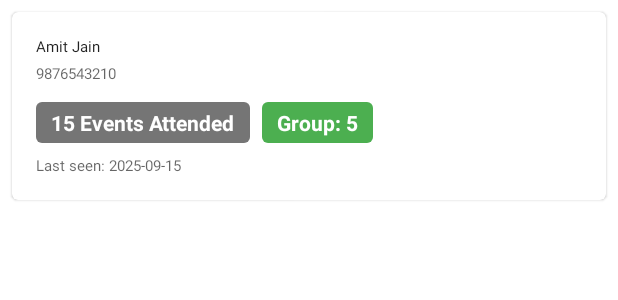
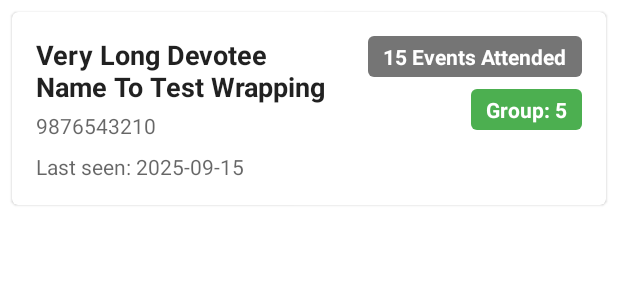
Before and after one commit to amjaingzb/rkmAttendanceAndroidApp, an Android app: the layout list_item_report_devotee.xml on its own in the app's theme, with its tools: preview values and no code run, on a phone screen of 412 x 824 dp. Shown: the top 300 px of the screen. Run offline under Robolectric (Android 15) with nearby library versions, the phone set to English and light mode, and no system bars.

Commit message:
reports feature - 3rd report - 1

```diff
--- a/app/src/main/java/com/rkm/rkmattendanceapp/ui/reports/ReportDevoteeAdapter.java
+++ b/app/src/main/java/com/rkm/rkmattendanceapp/ui/reports/ReportDevoteeAdapter.java
@@ -1,11 +1,13 @@
 // In: app/src/main/java/com/rkm/rkmattendanceapp/ui/reports/ReportDevoteeAdapter.java
 package com.rkm.rkmattendanceapp.ui.reports;
 
+import android.graphics.drawable.Drawable;
 import android.view.LayoutInflater;
 import android.view.View;
 import android.view.ViewGroup;
 import android.widget.TextView;
 import androidx.annotation.NonNull;
+import androidx.core.content.ContextCompat;
 import androidx.recyclerview.widget.RecyclerView;
 import com.rkm.attendance.db.DevoteeDao;
 import com.rkm.rkmattendanceapp.R;
@@ -54,6 +56,7 @@ public class ReportDevoteeAdapter extends RecyclerView.Adapter<ReportDevoteeAdap
             nameText.setText(enriched.devotee().getFullName());
             mobileText.setText(enriched.devotee().getMobileE164());
 
+            // Handle attendance badge visibility
             if (enriched.cumulativeAttendance() > 0) {
                 attendanceText.setText(itemView.getContext().getString(R.string.total_attendance_format, enriched.cumulativeAttendance()));
                 attendanceText.setVisibility(View.VISIBLE);
@@ -61,14 +64,20 @@ public class ReportDevoteeAdapter extends RecyclerView.Adapter<ReportDevoteeAdap
                 attendanceText.setVisibility(View.GONE);
             }
 
+            // Handle WhatsApp group badge text and color
             if (enriched.whatsAppGroup() != null && enriched.whatsAppGroup() > 0) {
                 groupText.setText(itemView.getContext().getString(R.string.whatsapp_group_format, enriched.whatsAppGroup()));
+                Drawable greenBg = ContextCompat.getDrawable(itemView.getContext(), R.drawable.bg_status_prereg);
+                groupText.setBackground(greenBg); // Green for "In Group"
                 groupText.setVisibility(View.VISIBLE);
             } else {
                 groupText.setText(R.string.not_in_group);
+                Drawable grayBg = ContextCompat.getDrawable(itemView.getContext(), R.drawable.bg_status_present);
+                groupText.setBackground(grayBg); // Gray for "Not in Group"
                 groupText.setVisibility(View.VISIBLE);
             }
 
+            // Handle last seen text visibility
             if (enriched.lastAttendanceDate() != null && !enriched.lastAttendanceDate().isEmpty()) {
                 lastSeenText.setText(itemView.getContext().getString(R.string.last_seen_format, enriched.lastAttendanceDate()));
                 lastSeenText.setVisibility(View.VISIBLE);
--- a/app/src/main/res/layout/list_item_report_devotee.xml
+++ b/app/src/main/res/layout/list_item_report_devotee.xml
@@ -9,34 +9,50 @@
     android:layout_marginEnd="8dp"
     android:layout_marginTop="8dp">
 
-    <LinearLayout
+    <androidx.constraintlayout.widget.ConstraintLayout
         android:layout_width="match_parent"
         android:layout_height="wrap_content"
-        android:orientation="vertical"
         android:padding="16dp">
+
+        <!-- LEFT COLUMN: Devotee Info -->
 
         <TextView
             android:id="@+id/text_devotee_name"
-            android:layout_width="wrap_content"
+            android:layout_width="0dp"
             android:layout_height="wrap_content"
-            android:textAppearance="?attr/textAppearanceTitleMedium"
+            android:layout_marginEnd="16dp"
+            android:textSize="18sp"
+            android:textStyle="bold"
             android:textColor="?android:attr/textColorPrimary"
-            tools:text="Amit Jain" />
+            app:layout_constraintStart_toStartOf="parent"
+            app:layout_constraintTop_toTopOf="parent"
+            app:layout_constraintEnd_toStartOf="@id/text_total_attendance"
+            tools:text="Very Long Devotee Name To Test Wrapping" />
 
         <TextView
             android:id="@+id/text_devotee_mobile"
             android:layout_width="wrap_content"
             android:layout_height="wrap_content"
             android:layout_marginTop="4dp"
-            android:textAppearance="?attr/textAppearanceBodyMedium"
+            android:textSize="14sp"
             android:textColor="?android:attr/textColorSecondary"
+            app:layout_constraintStart_toStartOf="parent"
+            app:layout_constraintTop_toBottomOf="@id/text_devotee_name"
             tools:text="9876543210" />
 
-        <LinearLayout
-            android:layout_width="match_parent"
+        <TextView
+            android:id="@+id/text_last_seen"
+            android:layout_width="wrap_content"
             android:layout_height="wrap_content"
-            android:layout_marginTop="12dp"
-            android:orientation="horizontal">
+            android:layout_marginTop="8dp"
+            android:textSize="14sp"
+            android:textColor="?android:attr/textColorSecondary"
+            app:layout_constraintStart_toStartOf="parent"
+            app:layout_constraintTop_toBottomOf="@id/text_devotee_mobile"
+            tools:text="Last seen: 2025-09-15"/>
+
+
+        <!-- RIGHT COLUMN: Status Badges -->
 
         <TextView
             android:id="@+id/text_total_attendance"
@@ -49,13 +65,16 @@
             android:background="@drawable/bg_status_present"
             android:textColor="@android:color/white"
             android:textStyle="bold"
+            android:textSize="14sp"
+            app:layout_constraintEnd_toEndOf="parent"
+            app:layout_constraintTop_toTopOf="parent"
             tools:text="15 Events Attended"/>
 
         <TextView
             android:id="@+id/text_whatsapp_group"
             android:layout_width="wrap_content"
             android:layout_height="wrap_content"
-                android:layout_marginStart="8dp"
+            android:layout_marginTop="8dp"
             android:paddingStart="10dp"
             android:paddingEnd="10dp"
             android:paddingTop="4dp"
@@ -63,18 +82,10 @@
             android:background="@drawable/bg_status_prereg"
             android:textColor="@android:color/white"
             android:textStyle="bold"
+            android:textSize="14sp"
+            app:layout_constraintEnd_toEndOf="parent"
+            app:layout_constraintTop_toBottomOf="@id/text_total_attendance"
             tools:text="Group: 5"/>
 
-        </LinearLayout>
-
-        <TextView
-            android:id="@+id/text_last_seen"
-            android:layout_width="wrap_content"
-            android:layout_height="wrap_content"
-            android:layout_marginTop="8dp"
-            android:textAppearance="?attr/textAppearanceBodyMedium"
-            android:textColor="?android:attr/textColorSecondary"
-            tools:text="Last seen: 2025-09-15"/>
-
-    </LinearLayout>
+    </androidx.constraintlayout.widget.ConstraintLayout>
 </com.google.android.material.card.MaterialCardView>
--- a/app/src/main/res/menu/export_menu.xml
+++ b/app/src/main/res/menu/export_menu.xml
@@ -4,6 +4,6 @@
     <item
         android:id="@+id/action_export_csv"
         android:title="@string/action_export_csv"
-        android:icon="@drawable/ic_save"
+        android:icon="@drawable/ic_export"
         app:showAsAction="ifRoom" />
 </menu>
```
Lines whose indentation alone changed are shown as unchanged.
